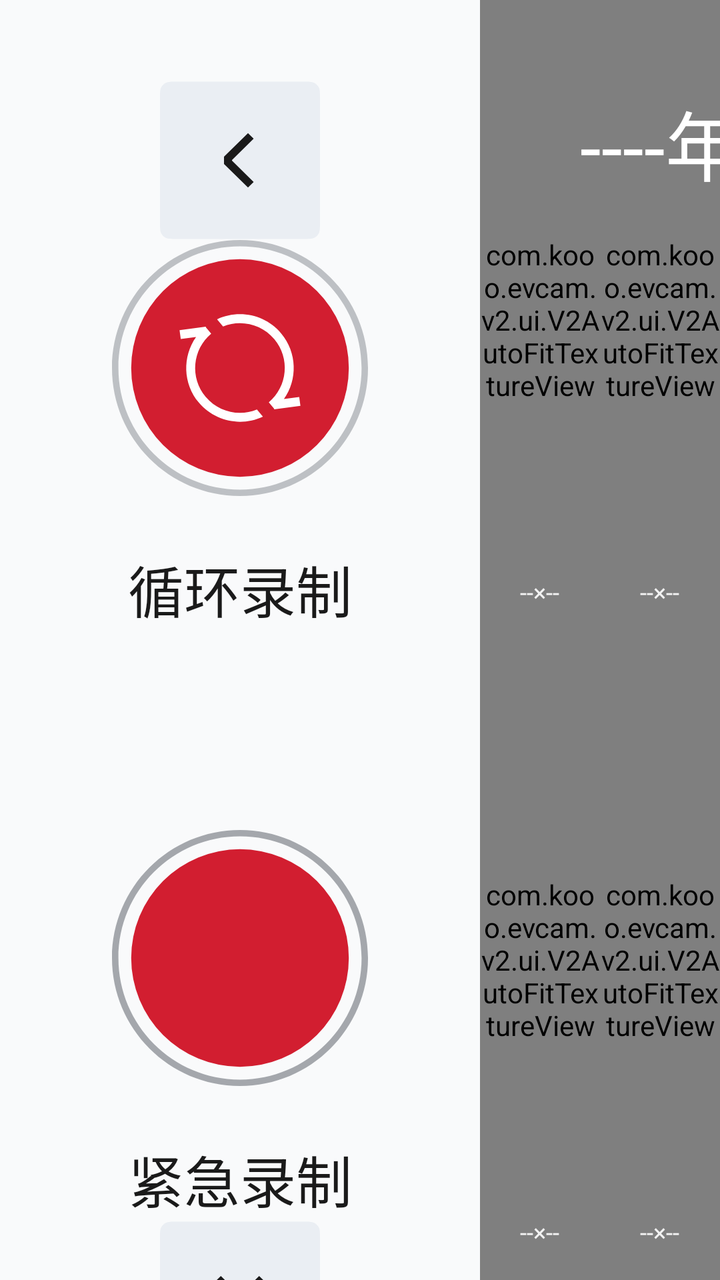
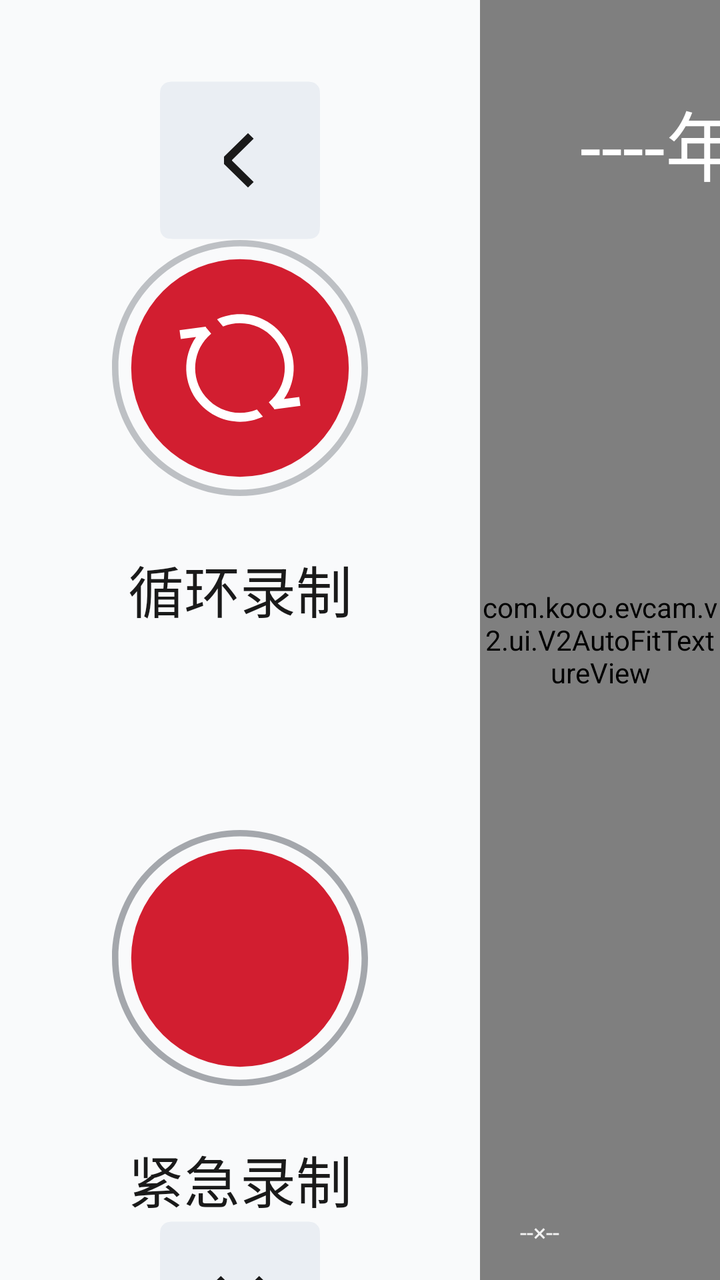

The first picture is an Android layout as it rendered before a commit; the second is the same layout after the commit. The layout source and the unified diff follow.
<!-- AndroidManifest.xml: application theme Theme.Cam -->
<!-- res/layout/activity_v2_main_a7.xml -->
<?xml version="1.0" encoding="utf-8"?>
<FrameLayout xmlns:android="http://schemas.android.com/apk/res/android"
    android:id="@+id/main"
    android:layout_width="match_parent"
    android:layout_height="match_parent"
    android:background="@color/home_background">

    <LinearLayout
        android:layout_width="match_parent"
        android:layout_height="match_parent"
        android:layout_marginStart="240dp"
        android:orientation="vertical">

        <LinearLayout
            android:layout_width="match_parent"
            android:layout_height="0dp"
            android:layout_weight="1"
            android:orientation="horizontal">

            <FrameLayout
                android:id="@+id/frame_front"
                android:layout_width="0dp"
                android:layout_height="match_parent"
                android:layout_weight="1"
                android:background="@color/home_preview_background">

                <com.kooo.evcam.v2.ui.V2AutoFitTextureView
                    android:id="@+id/texture_front"
                    android:layout_width="match_parent"
                    android:layout_height="match_parent"
                    android:layout_gravity="center" />

                <TextView
                    android:id="@+id/preview_placeholder_front"
                    android:layout_width="match_parent"
                    android:layout_height="match_parent"
                    android:background="@color/home_placeholder_background"
                    android:gravity="center"
                    android:text="预览已停止"
                    android:textColor="@color/home_placeholder_text"
                    android:textSize="26sp"
                    android:visibility="gone" />

                <TextView
                    android:id="@+id/fps_front"
                    android:layout_width="wrap_content"
                    android:layout_height="wrap_content"
                    android:layout_gravity="bottom|start"
                    android:layout_marginStart="10dp"
                    android:layout_marginBottom="10dp"
                    android:background="@drawable/camera_label_background"
                    android:gravity="center"
                    android:paddingStart="10dp"
                    android:paddingTop="6dp"
                    android:paddingEnd="10dp"
                    android:paddingBottom="6dp"
                    android:text="--×--"
                    android:textColor="@color/playback_video_text"
                    android:textSize="12sp" />
            </FrameLayout>

            <FrameLayout
                android:id="@+id/frame_back"
                android:layout_width="0dp"
                android:layout_height="match_parent"
                android:layout_weight="1"
                android:background="@color/home_preview_background">

                <com.kooo.evcam.v2.ui.V2AutoFitTextureView
                    android:id="@+id/texture_back"
                    android:layout_width="match_parent"
                    android:layout_height="match_parent"
                    android:layout_gravity="center" />

                <TextView
                    android:id="@+id/preview_placeholder_back"
                    android:layout_width="match_parent"
                    android:layout_height="match_parent"
                    android:background="@color/home_placeholder_background"
                    android:gravity="center"
                    android:text="预览已停止"
                    android:textColor="@color/home_placeholder_text"
                    android:textSize="26sp"
                    android:visibility="gone" />

                <TextView
                    android:id="@+id/fps_back"
                    android:layout_width="wrap_content"
                    android:layout_height="wrap_content"
                    android:layout_gravity="bottom|start"
                    android:layout_marginStart="10dp"
                    android:layout_marginBottom="10dp"
                    android:background="@drawable/camera_label_background"
                    android:gravity="center"
                    android:paddingStart="10dp"
                    android:paddingTop="6dp"
                    android:paddingEnd="10dp"
                    android:paddingBottom="6dp"
                    android:text="--×--"
                    android:textColor="@color/playback_video_text"
                    android:textSize="12sp" />
            </FrameLayout>
        </LinearLayout>

        <LinearLayout
            android:layout_width="match_parent"
            android:layout_height="0dp"
            android:layout_weight="1"
            android:orientation="horizontal">

            <FrameLayout
                android:id="@+id/frame_left"
                android:layout_width="0dp"
                android:layout_height="match_parent"
                android:layout_weight="1"
                android:background="@color/home_preview_background">

                <com.kooo.evcam.v2.ui.V2AutoFitTextureView
                    android:id="@+id/texture_left"
                    android:layout_width="match_parent"
                    android:layout_height="match_parent"
                    android:layout_gravity="center" />

                <TextView
                    android:id="@+id/preview_placeholder_left"
                    android:layout_width="match_parent"
                    android:layout_height="match_parent"
                    android:background="@color/home_placeholder_background"
                    android:gravity="center"
                    android:text="预览已停止"
                    android:textColor="@color/home_placeholder_text"
                    android:textSize="26sp"
                    android:visibility="gone" />

                <TextView
                    android:id="@+id/fps_left"
                    android:layout_width="wrap_content"
                    android:layout_height="wrap_content"
                    android:layout_gravity="bottom|start"
                    android:layout_marginStart="10dp"
                    android:layout_marginBottom="10dp"
                    android:background="@drawable/camera_label_background"
                    android:gravity="center"
                    android:paddingStart="10dp"
                    android:paddingTop="6dp"
                    android:paddingEnd="10dp"
                    android:paddingBottom="6dp"
                    android:text="--×--"
                    android:textColor="@color/playback_video_text"
                    android:textSize="12sp" />
            </FrameLayout>

            <FrameLayout
                android:id="@+id/frame_right"
                android:layout_width="0dp"
                android:layout_height="match_parent"
                android:layout_weight="1"
                android:background="@color/home_preview_background">

                <com.kooo.evcam.v2.ui.V2AutoFitTextureView
                    android:id="@+id/texture_right"
                    android:layout_width="match_parent"
                    android:layout_height="match_parent"
                    android:layout_gravity="center" />

                <TextView
                    android:id="@+id/preview_placeholder_right"
                    android:layout_width="match_parent"
                    android:layout_height="match_parent"
                    android:background="@color/home_placeholder_background"
                    android:gravity="center"
                    android:text="预览已停止"
                    android:textColor="@color/home_placeholder_text"
                    android:textSize="26sp"
                    android:visibility="gone" />

                <TextView
                    android:id="@+id/fps_right"
                    android:layout_width="wrap_content"
                    android:layout_height="wrap_content"
                    android:layout_gravity="bottom|start"
                    android:layout_marginStart="10dp"
                    android:layout_marginBottom="10dp"
                    android:background="@drawable/camera_label_background"
                    android:gravity="center"
                    android:paddingStart="10dp"
                    android:paddingTop="6dp"
                    android:paddingEnd="10dp"
                    android:paddingBottom="6dp"
                    android:text="--×--"
                    android:textColor="@color/playback_video_text"
                    android:textSize="12sp" />
            </FrameLayout>
        </LinearLayout>
    </LinearLayout>

    <LinearLayout
        android:layout_width="240dp"
        android:layout_height="match_parent"
        android:background="@color/home_side_panel_background"
        android:gravity="center_horizontal"
        android:orientation="vertical">

        <ImageButton
            android:id="@+id/btn_exit"
            android:layout_width="80dp"
            android:layout_height="80dp"
            android:layout_marginTop="40dp"
            android:background="@drawable/v2_home_dvr_back"
            android:contentDescription="视频回看"
            android:scaleType="fitCenter" />

        <Space
            android:layout_width="1dp"
            android:layout_height="0dp"
            android:layout_weight="1" />

        <FrameLayout
            android:layout_width="128dp"
            android:layout_height="128dp">

            <CheckedTextView
                android:id="@+id/btn_start_record"
                android:layout_width="match_parent"
                android:layout_height="match_parent"
                android:background="@drawable/v2_home_selector_recording"
                android:clickable="true"
                android:contentDescription="开始录制"
                android:focusable="true"
                android:gravity="center" />

            <ImageView
                android:id="@+id/normal_recording_progress"
                android:layout_width="match_parent"
                android:layout_height="match_parent"
                android:background="@drawable/v2_home_normal_recording_checked"
                android:visibility="gone" />
        </FrameLayout>

        <TextView
            android:layout_width="wrap_content"
            android:layout_height="wrap_content"
            android:layout_marginTop="26dp"
            android:text="循环录制"
            android:textColor="@color/home_text_primary"
            android:textSize="28sp" />

        <FrameLayout
            android:layout_width="128dp"
            android:layout_height="128dp"
            android:layout_marginTop="100dp">

            <CheckedTextView
                android:id="@+id/btn_video_playback"
                android:layout_width="match_parent"
                android:layout_height="match_parent"
                android:background="@drawable/v2_home_selector_event_recording"
                android:clickable="true"
                android:contentDescription="紧急录制"
                android:focusable="true"
                android:gravity="center" />

            <com.kooo.evcam.v2.ui.V2CircularProgressView
                android:id="@+id/emergency_recording_progress"
                android:layout_width="match_parent"
                android:layout_height="match_parent"
                android:visibility="gone" />
        </FrameLayout>

        <TextView
            android:layout_width="wrap_content"
            android:layout_height="wrap_content"
            android:layout_marginTop="26dp"
            android:text="紧急录制"
            android:textColor="@color/home_text_primary"
            android:textSize="28sp" />

        <Space
            android:layout_width="1dp"
            android:layout_height="0dp"
            android:layout_weight="1" />

        <ImageButton
            android:id="@+id/btn_close"
            android:layout_width="80dp"
            android:layout_height="80dp"
            android:layout_marginBottom="40dp"
            android:background="@drawable/v2_home_dvr_close"
            android:contentDescription="关闭"
            android:scaleType="fitCenter" />
    </LinearLayout>

    <LinearLayout
        android:layout_width="wrap_content"
        android:layout_height="wrap_content"
        android:layout_marginStart="290dp"
        android:layout_marginTop="40dp"
        android:gravity="center_vertical"
        android:orientation="horizontal">

        <TextView
            android:id="@+id/tv_datetime"
            android:layout_width="500dp"
            android:layout_height="wrap_content"
            android:singleLine="true"
            android:text="----年--月--日 --:--:--"
            android:textColor="@color/home_overlay_text"
            android:textSize="38sp" />

        <LinearLayout
            android:id="@+id/tv_recording_pill"
            android:layout_width="wrap_content"
            android:layout_height="62dp"
            android:layout_marginStart="10dp"
            android:background="@drawable/v2_home_status_pill_bg"
            android:gravity="center"
            android:orientation="horizontal"
            android:paddingStart="20dp"
            android:paddingEnd="20dp">

            <View
                android:id="@+id/recording_dot"
                android:layout_width="15dp"
                android:layout_height="15dp"
                android:background="@drawable/v2_home_recording_dot" />

            <TextView
                android:id="@+id/tv_recording_state_text"
                android:layout_width="wrap_content"
                android:layout_height="wrap_content"
                android:layout_marginStart="13dp"
                android:text="录制中"
                android:textColor="@color/playback_video_text"
                android:textSize="28sp" />
        </LinearLayout>
    </LinearLayout>

    <TextView
        android:id="@+id/tv_recording_stats"
        android:layout_width="1dp"
        android:layout_height="1dp"
        android:visibility="gone" />

</FrameLayout>
<!-- resources referenced by this layout -->
<resources>
  <color name="home_background">@color/page_background</color>
  <color name="home_overlay_text">#FFFFFFFF</color>
  <color name="home_placeholder_background">#CCEAEEF3</color>
  <color name="home_placeholder_text">@color/text_secondary</color>
  <color name="home_preview_background">#FF000000</color>
  <color name="home_side_panel_background">@color/card_background</color>
  <color name="home_text_primary">@color/text_primary</color>
  <color name="playback_video_text">#E6FFFFFF</color>
  <!-- drawable v2_home_recording_dot (drawable) -->
  <?xml version="1.0" encoding="utf-8"?>
  <shape xmlns:android="http://schemas.android.com/apk/res/android" android:shape="oval">
      <solid android:color="#D21E30" />
  </shape>
  <!-- drawable v2_home_selector_event_recording (drawable) -->
  <?xml version="1.0" encoding="utf-8"?>
  <selector xmlns:android="http://schemas.android.com/apk/res/android">
      <item android:state_checked="true" android:drawable="@drawable/v2_home_event_start" />
      <item android:drawable="@drawable/v2_home_event" />
  </selector>
  <!-- drawable v2_home_selector_recording (drawable) -->
  <?xml version="1.0" encoding="utf-8"?>
  <selector xmlns:android="http://schemas.android.com/apk/res/android">
      <item android:state_checked="true" android:drawable="@drawable/v2_home_recording_start" />
      <item android:drawable="@drawable/v2_home_recording" />
  </selector>
  <!-- drawable v2_home_status_pill_bg (drawable) -->
  <?xml version="1.0" encoding="utf-8"?>
  <shape xmlns:android="http://schemas.android.com/apk/res/android">
      <corners android:radius="4dp" />
      <solid android:color="@color/home_status_pill_background" />
  </shape>
  <style name="Theme.Cam" parent="Base.Theme.Cam" />
  <color name="page_background">#FFD4DBE6</color>
  <color name="text_secondary">#FF666666</color>
  <color name="card_background">#FFF9FAFB</color>
  <color name="text_primary">#FF1A1A1A</color>
  <color name="home_back_button_background">@color/input_background</color>
  <color name="home_back_button_icon">@color/text_primary</color>
  <!-- drawable v2_home_event (drawable) -->
  <?xml version="1.0" encoding="utf-8"?>
  <vector xmlns:android="http://schemas.android.com/apk/res/android"
      android:width="80dp"
      android:height="80dp"
      android:viewportWidth="80"
      android:viewportHeight="80">
      <path android:fillColor="#6B7078" android:fillAlpha="0.6" android:fillType="evenOdd" android:pathData="M40,78C60.987,78 78,60.987 78,40C78,19.013 60.987,2 40,2C19.013,2 2,19.013 2,40C2,60.987 19.013,78 40,78ZM40,80C62.091,80 80,62.091 80,40C80,17.909 62.091,0 40,0C17.909,0 0,17.909 0,40C0,62.091 17.909,80 40,80Z" />
      <path android:fillColor="#D21E30" android:pathData="M40,40m-34,0a34,34 0,1 0,68 0a34,34 0,1 0,-68 0" />
  </vector>
  <!-- drawable v2_home_recording_start (drawable) -->
  <?xml version="1.0" encoding="utf-8"?>
  <vector xmlns:android="http://schemas.android.com/apk/res/android"
      android:width="80dp"
      android:height="80dp"
      android:viewportWidth="80"
      android:viewportHeight="80">
      <path android:fillColor="#6B7078" android:fillType="evenOdd" android:pathData="M40,5C20.67,5 5,20.67 5,40C5,59.33 20.67,75 40,75C59.33,75 75,59.33 75,40C75,20.67 59.33,5 40,5ZM0,40C0,17.909 17.909,0 40,0C62.091,0 80,17.909 80,40C80,62.091 62.091,80 40,80C17.909,80 0,62.091 0,40Z" />
  </vector>
  <color name="home_status_pill_background">#33F9FAFB</color>
  <color name="input_background">#FFEAEEF3</color>
</resources>

<!-- the commit's change to res/layout/activity_v2_main_a7.xml (unified diff, before → after) -->
@@ -5,194 +5,46 @@
     android:layout_height="match_parent"
     android:background="@color/home_background">
 
-    <LinearLayout
+    <FrameLayout
         android:layout_width="match_parent"
         android:layout_height="match_parent"
         android:layout_marginStart="240dp"
-        android:orientation="vertical">
+        android:background="@color/home_preview_background">
 
-        <LinearLayout
+        <com.kooo.evcam.v2.ui.V2AutoFitTextureView
+            android:id="@+id/texture_front"
             android:layout_width="match_parent"
-            android:layout_height="0dp"
-            android:layout_weight="1"
-            android:orientation="horizontal">
+            android:layout_height="match_parent"
+            android:layout_gravity="center" />
 
-            <FrameLayout
-                android:id="@+id/frame_front"
-                android:layout_width="0dp"
-                android:layout_height="match_parent"
-                android:layout_weight="1"
-                android:background="@color/home_preview_background">
+        <TextView
+            android:id="@+id/preview_placeholder_front"
+            android:layout_width="match_parent"
+            android:layout_height="match_parent"
+            android:background="@color/home_placeholder_background"
+            android:gravity="center"
+            android:text="预览已停止"
+            android:textColor="@color/home_placeholder_text"
+            android:textSize="26sp"
+            android:visibility="gone" />
 
-                <com.kooo.evcam.v2.ui.V2AutoFitTextureView
-                    android:id="@+id/texture_front"
-                    android:layout_width="match_parent"
-                    android:layout_height="match_parent"
-                    android:layout_gravity="center" />
-
-                <TextView
-                    android:id="@+id/preview_placeholder_front"
-                    android:layout_width="match_parent"
-                    android:layout_height="match_parent"
-                    android:background="@color/home_placeholder_background"
-                    android:gravity="center"
-                    android:text="预览已停止"
-                    android:textColor="@color/home_placeholder_text"
-                    android:textSize="26sp"
-                    android:visibility="gone" />
-
-                <TextView
-                    android:id="@+id/fps_front"
-                    android:layout_width="wrap_content"
-                    android:layout_height="wrap_content"
-                    android:layout_gravity="bottom|start"
-                    android:layout_marginStart="10dp"
-                    android:layout_marginBottom="10dp"
-                    android:background="@drawable/camera_label_background"
-                    android:gravity="center"
-                    android:paddingStart="10dp"
-                    android:paddingTop="6dp"
-                    android:paddingEnd="10dp"
-                    android:paddingBottom="6dp"
-                    android:text="--×--"
-                    android:textColor="@color/playback_video_text"
-                    android:textSize="12sp" />
-            </FrameLayout>
-
-            <FrameLayout
-                android:id="@+id/frame_back"
-                android:layout_width="0dp"
-                android:layout_height="match_parent"
-                android:layout_weight="1"
-                android:background="@color/home_preview_background">
-
-                <com.kooo.evcam.v2.ui.V2AutoFitTextureView
-                    android:id="@+id/texture_back"
-                    android:layout_width="match_parent"
-                    android:layout_height="match_parent"
-                    android:layout_gravity="center" />
-
-                <TextView
-                    android:id="@+id/preview_placeholder_back"
-                    android:layout_width="match_parent"
-                    android:layout_height="match_parent"
-                    android:background="@color/home_placeholder_background"
-                    android:gravity="center"
-                    android:text="预览已停止"
-                    android:textColor="@color/home_placeholder_text"
-                    android:textSize="26sp"
-                    android:visibility="gone" />
-
-                <TextView
-                    android:id="@+id/fps_back"
-                    android:layout_width="wrap_content"
-                    android:layout_height="wrap_content"
-                    android:layout_gravity="bottom|start"
-                    android:layout_marginStart="10dp"
-                    android:layout_marginBottom="10dp"
-                    android:background="@drawable/camera_label_background"
-                    android:gravity="center"
-                    android:paddingStart="10dp"
-                    android:paddingTop="6dp"
-                    android:paddingEnd="10dp"
-                    android:paddingBottom="6dp"
-                    android:text="--×--"
-                    android:textColor="@color/playback_video_text"
-                    android:textSize="12sp" />
-            </FrameLayout>
-        </LinearLayout>
-
-        <LinearLayout
-            android:layout_width="match_parent"
-            android:layout_height="0dp"
-            android:layout_weight="1"
-            android:orientation="horizontal">
-
-            <FrameLayout
-                android:id="@+id/frame_left"
-                android:layout_width="0dp"
-                android:layout_height="match_parent"
-                android:layout_weight="1"
-                android:background="@color/home_preview_background">
-
-                <com.kooo.evcam.v2.ui.V2AutoFitTextureView
-                    android:id="@+id/texture_left"
-                    android:layout_width="match_parent"
-                    android:layout_height="match_parent"
-                    android:layout_gravity="center" />
-
-                <TextView
-                    android:id="@+id/preview_placeholder_left"
-                    android:layout_width="match_parent"
-                    android:layout_height="match_parent"
-                    android:background="@color/home_placeholder_background"
-                    android:gravity="center"
-                    android:text="预览已停止"
-                    android:textColor="@color/home_placeholder_text"
-                    android:textSize="26sp"
-                    android:visibility="gone" />
-
-                <TextView
-                    android:id="@+id/fps_left"
-                    android:layout_width="wrap_content"
-                    android:layout_height="wrap_content"
-                    android:layout_gravity="bottom|start"
-                    android:layout_marginStart="10dp"
-                    android:layout_marginBottom="10dp"
-                    android:background="@drawable/camera_label_background"
-                    android:gravity="center"
-                    android:paddingStart="10dp"
-                    android:paddingTop="6dp"
-                    android:paddingEnd="10dp"
-                    android:paddingBottom="6dp"
-                    android:text="--×--"
-                    android:textColor="@color/playback_video_text"
-                    android:textSize="12sp" />
-            </FrameLayout>
-
-            <FrameLayout
-                android:id="@+id/frame_right"
-                android:layout_width="0dp"
-                android:layout_height="match_parent"
-                android:layout_weight="1"
-                android:background="@color/home_preview_background">
-
-                <com.kooo.evcam.v2.ui.V2AutoFitTextureView
-                    android:id="@+id/texture_right"
-                    android:layout_width="match_parent"
-                    android:layout_height="match_parent"
-                    android:layout_gravity="center" />
-
-                <TextView
-                    android:id="@+id/preview_placeholder_right"
-                    android:layout_width="match_parent"
-                    android:layout_height="match_parent"
-                    android:background="@color/home_placeholder_background"
-                    android:gravity="center"
-                    android:text="预览已停止"
-                    android:textColor="@color/home_placeholder_text"
-                    android:textSize="26sp"
-                    android:visibility="gone" />
-
-                <TextView
-                    android:id="@+id/fps_right"
-                    android:layout_width="wrap_content"
-                    android:layout_height="wrap_content"
-                    android:layout_gravity="bottom|start"
-                    android:layout_marginStart="10dp"
-                    android:layout_marginBottom="10dp"
-                    android:background="@drawable/camera_label_background"
-                    android:gravity="center"
-                    android:paddingStart="10dp"
-                    android:paddingTop="6dp"
-                    android:paddingEnd="10dp"
-                    android:paddingBottom="6dp"
-                    android:text="--×--"
-                    android:textColor="@color/playback_video_text"
-                    android:textSize="12sp" />
-            </FrameLayout>
-        </LinearLayout>
-    </LinearLayout>
+        <TextView
+            android:id="@+id/fps_front"
+            android:layout_width="wrap_content"
+            android:layout_height="wrap_content"
+            android:layout_gravity="bottom|start"
+            android:layout_marginStart="10dp"
+            android:layout_marginBottom="10dp"
+            android:background="@drawable/camera_label_background"
+            android:gravity="center"
+            android:paddingStart="10dp"
+            android:paddingTop="6dp"
+            android:paddingEnd="10dp"
+            android:paddingBottom="6dp"
+            android:text="--×--"
+            android:textColor="@color/playback_video_text"
+            android:textSize="12sp" />
+    </FrameLayout>
 
     <LinearLayout
         android:layout_width="240dp"
